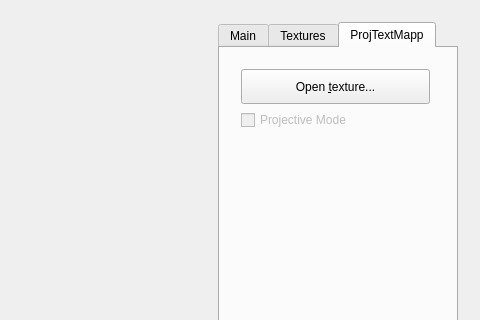
mvm9289/va-qt2011, file trunk/TexturesYOmbres/app/Principal.ui: the form before one commit; both pictures show x 424 to 904 and y 0 to 320 of the 904 by 700 pixel window.
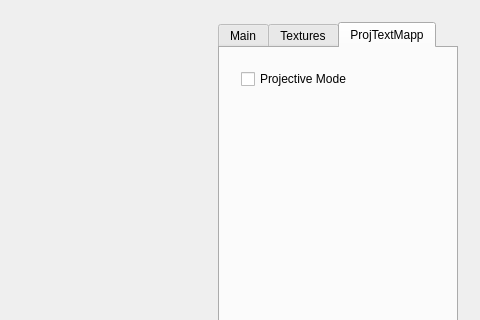
The form after the commit. The open tabs and pages were chosen to show the change. Custom widgets are drawn as their Qt base class.

The edit to the form file:
```diff
--- a/trunk/TexturesYOmbres/app/Principal.ui
+++ b/trunk/TexturesYOmbres/app/Principal.ui
@@ -523,41 +523,19 @@
            <height>541</height>
           </rect>
          </property>
-         <layout class="QVBoxLayout" name="submenuCountainer_3" stretch="0,0,0">
+         <layout class="QVBoxLayout" name="submenuCountainer_3" stretch="0,0">
           <property name="margin">
            <number>11</number>
           </property>
           <item>
-           <widget class="QPushButton" name="openTextureButton_2">
+           <widget class="QCheckBox" name="projectiveMappingBox">
             <property name="enabled">
              <bool>true</bool>
             </property>
-            <property name="sizePolicy">
-             <sizepolicy hsizetype="Minimum" vsizetype="Minimum">
-              <horstretch>0</horstretch>
-              <verstretch>0</verstretch>
-             </sizepolicy>
-            </property>
-            <property name="minimumSize">
-             <size>
-              <width>0</width>
-              <height>35</height>
-             </size>
-            </property>
             <property name="cursor">
              <cursorShape>PointingHandCursor</cursorShape>
             </property>
             <property name="text">
-             <string>Open &amp;texture...</string>
-            </property>
-           </widget>
-          </item>
-          <item>
-           <widget class="QCheckBox" name="checkBox">
-            <property name="enabled">
-             <bool>false</bool>
-            </property>
-            <property name="text">
              <string>Projective Mode</string>
             </property>
            </widget>
```
Left out of the diff: 104 changed lines with no effect on the pictures.
